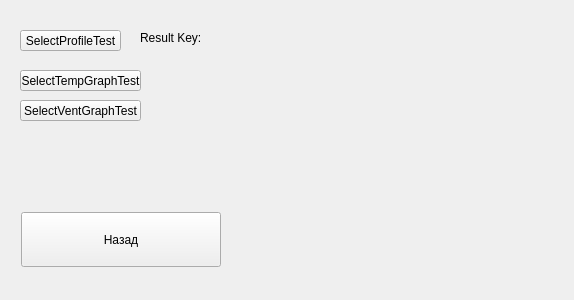
Qt form QtClient/QtClimaClient/Frames/TestModeFrame.ui (ciberslavik/climacore) before a commit.
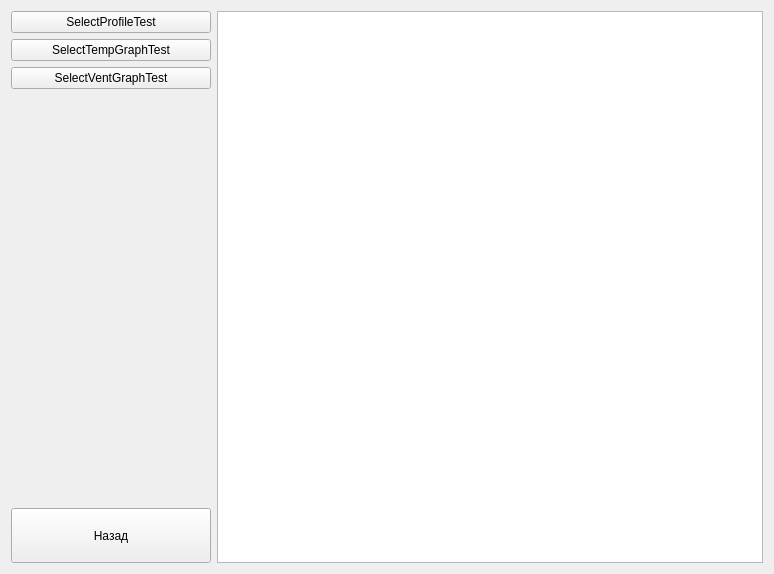
The same form after that commit. Icons and pictures are not drawn.

What changed in the file:
```diff
--- a/QtClient/QtClimaClient/Frames/TestModeFrame.ui
+++ b/QtClient/QtClimaClient/Frames/TestModeFrame.ui
@@ -6,74 +6,42 @@
    <rect>
     <x>0</x>
     <y>0</y>
-    <width>574</width>
-    <height>300</height>
+    <width>774</width>
+    <height>574</height>
    </rect>
   </property>
   <property name="windowTitle">
    <string>Form</string>
   </property>
-  <widget class="QPushButton" name="btnSelectProfileTest">
-   <property name="geometry">
-    <rect>
-     <x>20</x>
-     <y>30</y>
-     <width>101</width>
-     <height>21</height>
-    </rect>
-   </property>
-   <property name="text">
-    <string>SelectProfileTest</string>
-   </property>
-  </widget>
-  <widget class="QLabel" name="lblSelectProfileResult">
-   <property name="geometry">
-    <rect>
-     <x>140</x>
-     <y>30</y>
-     <width>141</width>
-     <height>16</height>
-    </rect>
-   </property>
-   <property name="text">
-    <string>Result Key:</string>
-   </property>
-  </widget>
-  <widget class="QPushButton" name="btnSelectGraphTest">
-   <property name="geometry">
-    <rect>
-     <x>20</x>
-     <y>70</y>
-     <width>121</width>
-     <height>21</height>
-    </rect>
-   </property>
-   <property name="text">
-    <string>SelectTempGraphTest</string>
-   </property>
-  </widget>
+  <layout class="QGridLayout" name="gridLayout">
+   <item row="2" column="0">
   <widget class="QPushButton" name="pushButton">
-   <property name="geometry">
-    <rect>
-     <x>20</x>
-     <y>100</y>
-     <width>121</width>
-     <height>21</height>
-    </rect>
-   </property>
    <property name="text">
     <string>SelectVentGraphTest</string>
    </property>
   </widget>
-  <widget class="QWidget" name="horizontalLayoutWidget">
-   <property name="geometry">
-    <rect>
-     <x>20</x>
-     <y>200</y>
-     <width>202</width>
-     <height>80</height>
-    </rect>
-   </property>
+   </item>
+   <item row="3" column="0">
+    <spacer name="verticalSpacer">
+     <property name="orientation">
+      <enum>Qt::Vertical</enum>
+     </property>
+     <property name="sizeHint" stdset="0">
+      <size>
+       <width>20</width>
+       <height>40</height>
+      </size>
+     </property>
+    </spacer>
+   </item>
+   <item row="1" column="0">
+    <widget class="QPushButton" name="btnSelectGraphTest">
+     <property name="text">
+      <string>SelectTempGraphTest</string>
+     </property>
+    </widget>
+   </item>
+   <item row="4" column="0">
    <layout class="QHBoxLayout" name="horizontalLayout">
     <item>
      <widget class="QPushButton" name="pushButton_2">
@@ -105,7 +73,22 @@
      </widget>
     </item>
    </layout>
-  </widget>
+   </item>
+   <item row="0" column="0">
+    <widget class="QPushButton" name="btnSelectProfileTest">
+     <property name="text">
+      <string>SelectProfileTest</string>
+     </property>
+    </widget>
+   </item>
+   <item row="0" column="1" rowspan="5">
+    <widget class="QTableView" name="tableView">
+     <property name="wordWrap">
+      <bool>true</bool>
+     </property>
+    </widget>
+   </item>
+  </layout>
  </widget>
  <resources>
   <include location="../Resources.qrc"/>
```
Lines whose indentation alone changed are shown as unchanged.
